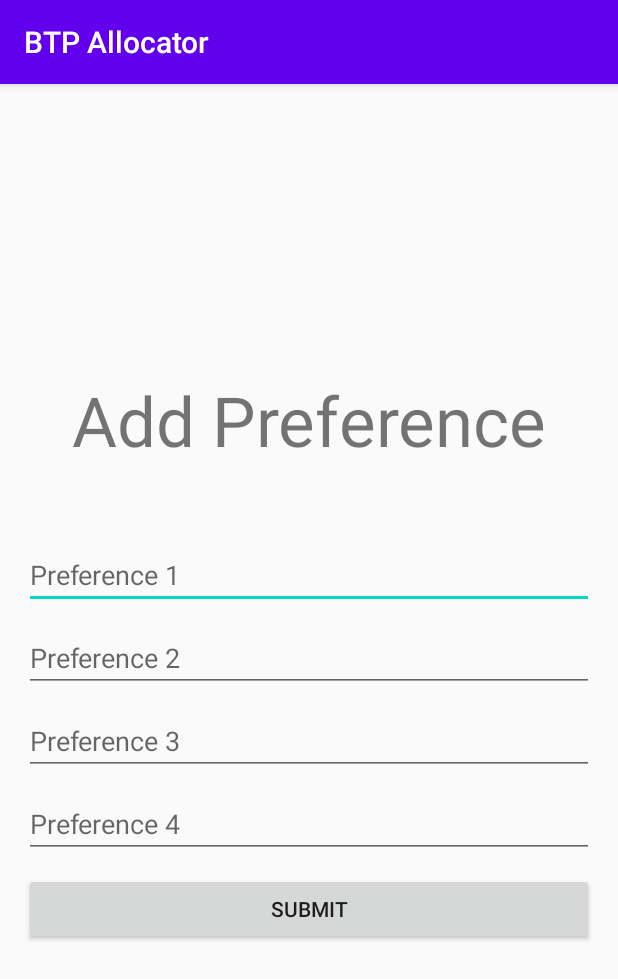
After one commit to rum22/btp_allocator, an Android app: the FillPreferenceActivity screen opened directly, with no data from a screen before it, on a phone screen of 412 x 824 dp. The commit adds this screen. Shown: the top 979 px of the screen. Run offline under Robolectric (Android 15) with nearby library versions, the phone set to English and light mode, and no system bars.

Commit message:
made add_project and fill_preference UI

```diff
--- a/app/src/main/AndroidManifest.xml
+++ b/app/src/main/AndroidManifest.xml
@@ -9,7 +9,9 @@
         android:roundIcon="@mipmap/ic_launcher_round"
         android:supportsRtl="true"
         android:theme="@style/AppTheme">
-        <activity android:name=".views.AdminLoginActivity"></activity>
+        <activity android:name=".views.FillPreferenceActivity"></activity>
+        <activity android:name=".views.AddProjectActivity" />
+        <activity android:name=".views.AdminLoginActivity" />
         <activity android:name=".views.AdminHomeActivity" />
         <activity android:name=".views.StudentHomeActivity" />
         <activity android:name=".views.ProfHomeActivity" />
--- /dev/null
+++ b/app/src/main/java/com/example/btpallocator/views/FillPreferenceActivity.java
@@ -0,0 +1,16 @@
+package com.example.btpallocator.views;
+
+import androidx.appcompat.app.AppCompatActivity;
+
+import android.os.Bundle;
+
+import com.example.btpallocator.R;
+
+public class FillPreferenceActivity extends AppCompatActivity {
+
+    @Override
+    protected void onCreate(Bundle savedInstanceState) {
+        super.onCreate(savedInstanceState);
+        setContentView(R.layout.activity_fill_preference);
+    }
+}
--- /dev/null
+++ b/app/src/main/res/layout/activity_fill_preference.xml
@@ -0,0 +1,65 @@
+<?xml version="1.0" encoding="utf-8"?>
+<LinearLayout xmlns:android="http://schemas.android.com/apk/res/android"
+    xmlns:app="http://schemas.android.com/apk/res-auto"
+    xmlns:tools="http://schemas.android.com/tools"
+    android:layout_width="match_parent"
+    android:layout_height="match_parent"
+    android:orientation="vertical"
+    android:gravity="center"
+    android:padding="16dp"
+    tools:context=".views.FillPreferenceActivity">
+
+    <TextView
+        android:id="@+id/tvLogin"
+        android:layout_width="wrap_content"
+        android:layout_height="wrap_content"
+        android:text="Add Preference"
+        android:textSize="46sp"
+        app:layout_constraintBottom_toBottomOf="parent"
+        app:layout_constraintEnd_toEndOf="parent"
+        app:layout_constraintStart_toStartOf="parent"
+        app:layout_constraintTop_toTopOf="parent"
+        app:layout_constraintVertical_bias="0.285" />
+
+    <EditText
+        android:id="@+id/etPreference1"
+        android:layout_width="match_parent"
+        android:layout_height="wrap_content"
+        android:layout_marginTop="50dp"
+        android:hint="Preference 1"
+        app:layout_constraintBottom_toBottomOf="parent"
+        app:layout_constraintEnd_toEndOf="parent"
+        app:layout_constraintHorizontal_bias="1.0"
+        app:layout_constraintStart_toStartOf="parent"
+        app:layout_constraintTop_toTopOf="parent"
+        app:layout_constraintVertical_bias="0.411" />
+
+    <EditText
+        android:id="@+id/etPreference2"
+        android:layout_width="match_parent"
+        android:layout_height="wrap_content"
+        android:layout_marginTop="10dp"
+        android:hint="Preference 2" />
+
+    <EditText
+        android:id="@+id/etPreference3"
+        android:layout_width="match_parent"
+        android:layout_height="wrap_content"
+        android:layout_marginTop="10dp"
+        android:hint="Preference 3" />
+
+    <EditText
+        android:id="@+id/etPreference4"
+        android:layout_width="match_parent"
+        android:layout_height="wrap_content"
+        android:layout_marginTop="10dp"
+        android:hint="Preference 4" />
+
+    <Button
+        android:id="@+id/button"
+        android:layout_width="match_parent"
+        android:layout_height="wrap_content"
+        android:layout_marginTop="10dp"
+        android:text="Submit" />
+
+</LinearLayout>
```
Also changed, not shown: app/src/main/java/com/example/btpallocator/views/AddProjectActivity.java (added, +16 -0 lines), app/src/main/res/layout/activity_add_project.xml (added, +51 -0 lines), app/src/main/java/com/example/btpallocator/views/MainActivity.kt (line endings or trailing spaces).
